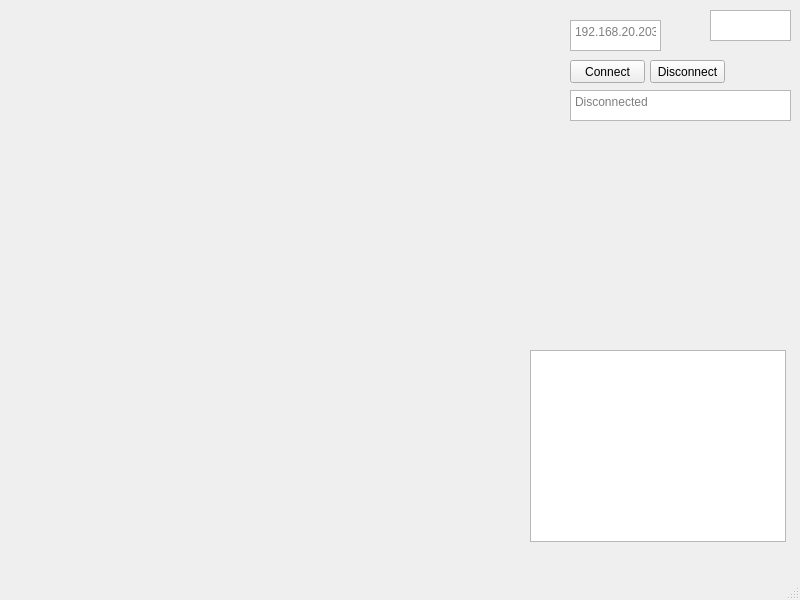
Before: the Qt Designer form mainwindow.ui in vhock/Phase-locked-Loop, drawn with Qt 5.
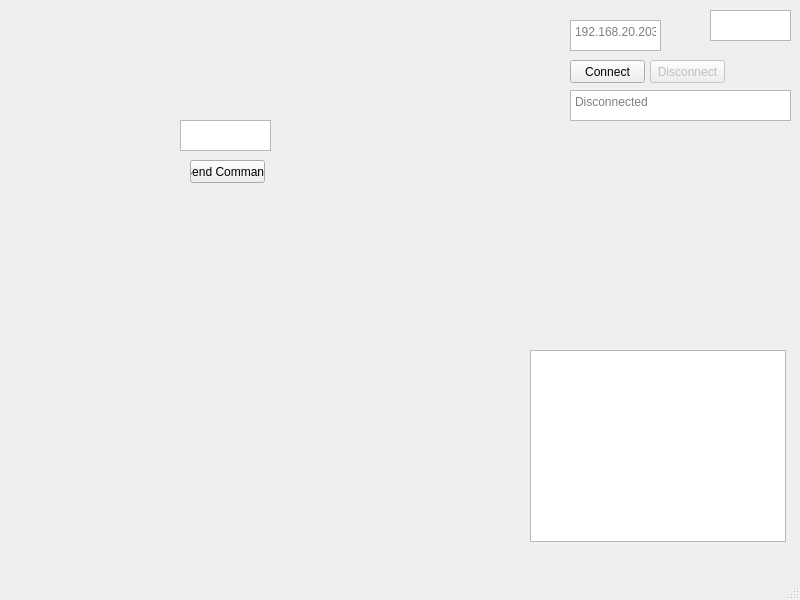
After: the same form once the commit is applied.

```diff
--- a/mainwindow.ui
+++ b/mainwindow.ui
@@ -2,6 +2,9 @@
 <ui version="4.0">
  <class>MainWindow</class>
  <widget class="QMainWindow" name="MainWindow">
+  <property name="enabled">
+   <bool>true</bool>
+  </property>
   <property name="geometry">
    <rect>
     <x>0</x>
@@ -74,6 +77,9 @@
     </property>
    </widget>
    <widget class="QPushButton" name="disconnectButton">
+    <property name="enabled">
+     <bool>false</bool>
+    </property>
     <property name="geometry">
      <rect>
       <x>650</x>
@@ -84,6 +90,32 @@
     </property>
     <property name="text">
      <string>Disconnect</string>
+    </property>
+    <property name="checkable">
+     <bool>false</bool>
+    </property>
+   </widget>
+   <widget class="QPushButton" name="execTestCommandBtn">
+    <property name="geometry">
+     <rect>
+      <x>190</x>
+      <y>160</y>
+      <width>75</width>
+      <height>23</height>
+     </rect>
+    </property>
+    <property name="text">
+     <string>Send Command</string>
+    </property>
+   </widget>
+   <widget class="QTextEdit" name="commandBox">
+    <property name="geometry">
+     <rect>
+      <x>180</x>
+      <y>120</y>
+      <width>91</width>
+      <height>31</height>
+     </rect>
     </property>
    </widget>
   </widget>
```
